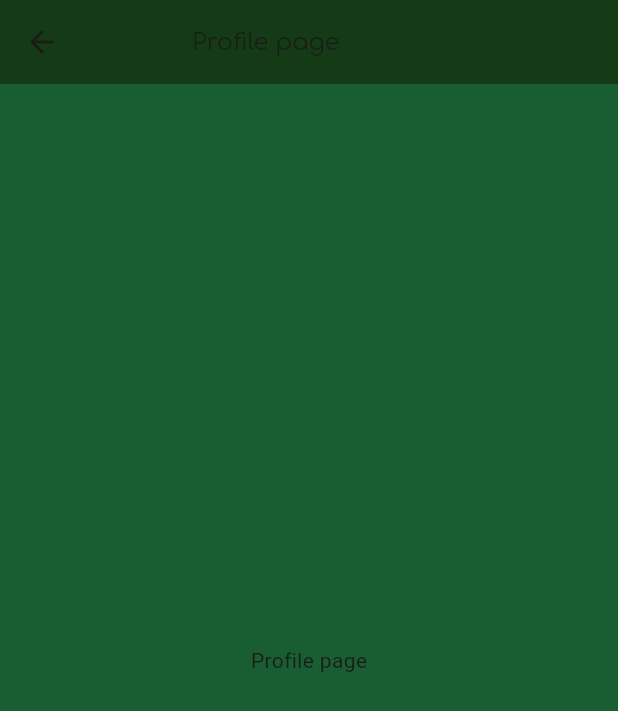
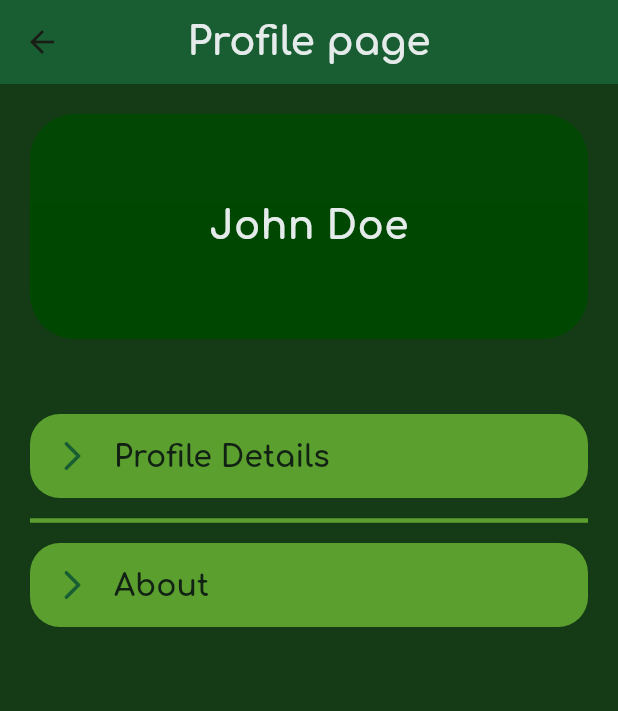
Before and after one commit to turdigicode/flutter_duo_practice, a Flutter app: the Profile screen opened by its route, on a phone screen of 412 x 824 dp. Shown: the top 711 px of the screen. Run offline on Flutter 3.47's test engine with Material 3 defaults, Android fonts, the phone set to English and light mode, and no system bars; our stand-ins replace flutter_native_splash; network calls fail.

Commit message:
Setup profile.dart with simple list and stack for profile name

```diff
--- a/lib/constants/app_routes.dart
+++ b/lib/constants/app_routes.dart
@@ -1,4 +1,5 @@
 import 'package:flutter/material.dart';
+import 'package:flutter_duo_practice/screens/auth_screens/landing_screen.dart';
 
 import '../main.dart';
 import '../screens/home/home.dart';
@@ -13,6 +14,7 @@ class AppRoutes {
   static const String player = "/player";
   static const String profile = "/profile";
   static const String subCategoryDetails = "/subCategoryDetails";
+  static const String landingScreen = "/landingScreen";
 
   static MaterialPageRoute? onGenerateRoute(RouteSettings settings) {
     return MaterialPageRoute(
@@ -29,6 +31,8 @@ class AppRoutes {
             case subCategoryDetails:
               final subCategory = settings.arguments as SubCategory;
               return SubCategoryDetails(subCategory: subCategory);
+            case landingScreen:
+              return const LandingScreen();
             default:
               return const MainPage();
           }
--- /dev/null
+++ b/lib/screens/profile/models/profileButtons.dart
@@ -0,0 +1,4 @@
+enum ProfileButtons {
+  profileDetails,
+  about
+}
--- a/lib/screens/profile/profile.dart
+++ b/lib/screens/profile/profile.dart
@@ -1,22 +1,123 @@
 import 'package:flutter/material.dart';
 import 'package:flutter_duo_practice/constants/app_colors.dart';
 
+import '../../constants/app_routes.dart';
+import '../../constants/app_text_styles.dart';
+import 'models/profileButtons.dart';
+
 class Profile extends StatelessWidget {
   const Profile({super.key});
+  final _titleText = "Profile page";
 
   @override
   Widget build(BuildContext context) {
     return Scaffold(
       appBar: AppBar(
-        title: const Padding(
-          padding: EdgeInsets.only(left: 56),
-          child: Text("Profile page"),
-        )
+        title: Text(_titleText),
+        titleTextStyle: AppTextStyles.title,
+        backgroundColor: AppColors.primary,
+        centerTitle: true,
       ),
-      backgroundColor: AppColors.primary,
-      body: const Center(
-        child: Text("Profile page"),
+
+      body: const Column(
+        children: [
+          UserProfile(),
+          Expanded(
+            child: ProfileWidgetsListView(),
+          )
+        ]
       ),
     );
   }
 }
+
+class UserProfile extends StatelessWidget{
+  const UserProfile({super.key});
+  final String _defaultName = "John Doe";
+
+  @override
+  Widget build(BuildContext context) {
+    return Padding(
+      padding: const EdgeInsets.fromLTRB(20, 20, 20, 50),
+        child: Stack(
+          alignment: Alignment.center,
+          children: [
+            Container(
+              height: 150,
+              decoration: const BoxDecoration(
+                color: AppColors.background,
+                backgroundBlendMode: BlendMode.saturation,
+                gradient: LinearGradient(
+                  begin: Alignment.topCenter,
+                  end: Alignment.bottomCenter,
+                  colors: [AppColors.primary, AppColors.secondary],
+                ),
+                borderRadius: BorderRadius.all(Radius.circular(30)),
+              ),
+              alignment: Alignment.center,
+            ),
+            Container(
+              alignment: Alignment.center,
+              child: Text(
+                _defaultName,
+                style: AppTextStyles.title,
+                textAlign: TextAlign.center,
+              ),
+            ),
+          ],
+        )
+    );
+  }
+}
+
+class ProfileWidgetsListView extends StatelessWidget {
+  const ProfileWidgetsListView({super.key});
+
+  static Map<ProfileButtons, String> buttonsLabels = {
+    ProfileButtons.profileDetails: "Profile Details",
+    ProfileButtons.about: "About"
+  };
+
+  @override
+  Widget build(BuildContext context) {
+    return ListView.separated(
+      separatorBuilder: (context, index) => const Divider(
+        color: AppColors.secondary,
+        height: 30,
+        thickness: 3,
+      ),
+      itemCount: buttonsLabels.length,
+      padding: const EdgeInsets.symmetric(horizontal: 20),
+      itemBuilder: (context, index) {
+        final button = buttonsLabels.keys.elementAt(index);
+        final label = buttonsLabels[button];
+
+        return ListTile(
+          title: Text(label!),
+          titleTextStyle: AppTextStyles.buttonSecondary,
+          tileColor: AppColors.secondary,
+          enableFeedback: true,
+
+          shape: RoundedRectangleBorder(
+            borderRadius: BorderRadius.circular(20),
+          ),
+          leading: const Icon(
+            Icons.arrow_forward_ios_rounded,
+            color: AppColors.primary,
+          ),
+
+          onTap: () {
+            switch (button) {
+              case ProfileButtons.profileDetails:
+                Navigator.pushNamed(context, AppRoutes.player);
+                break;
+              case ProfileButtons.about:
+                Navigator.pushNamed(context, AppRoutes.player);
+                break;
+            }
+          },
+        );
+      },
+    );
+  }
+}
```
Also changed, not shown: lib/screens/home/home.dart (+32 -21 lines), lib/screens/player/player.dart (+8 -3 lines), lib/screens/sub_category_details/sub_category_details.dart (+16 -25 lines).
